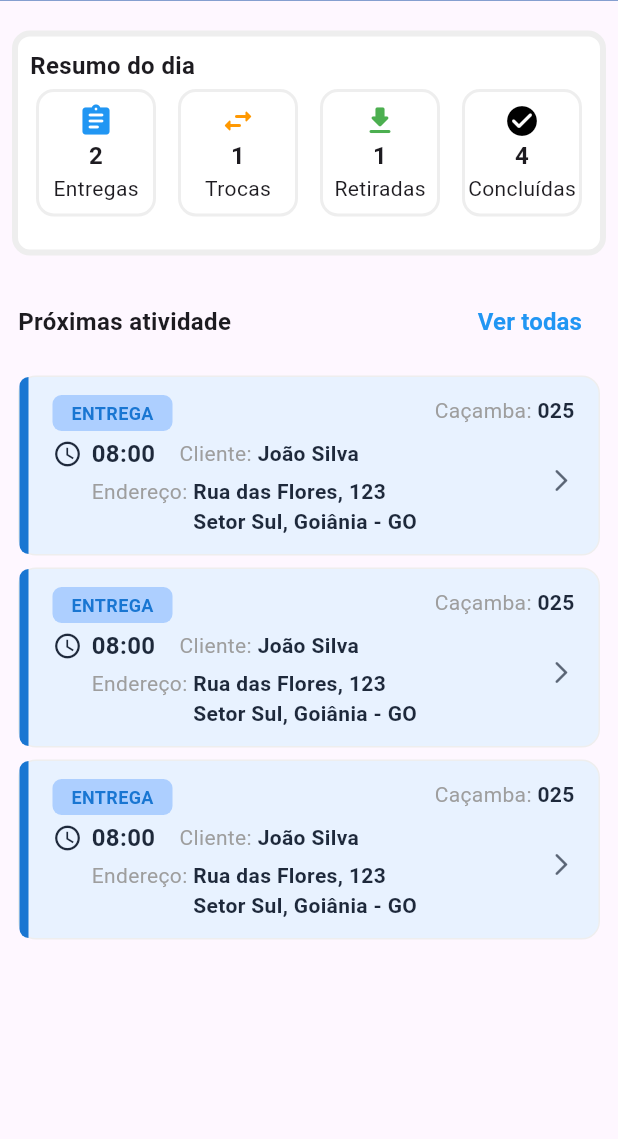
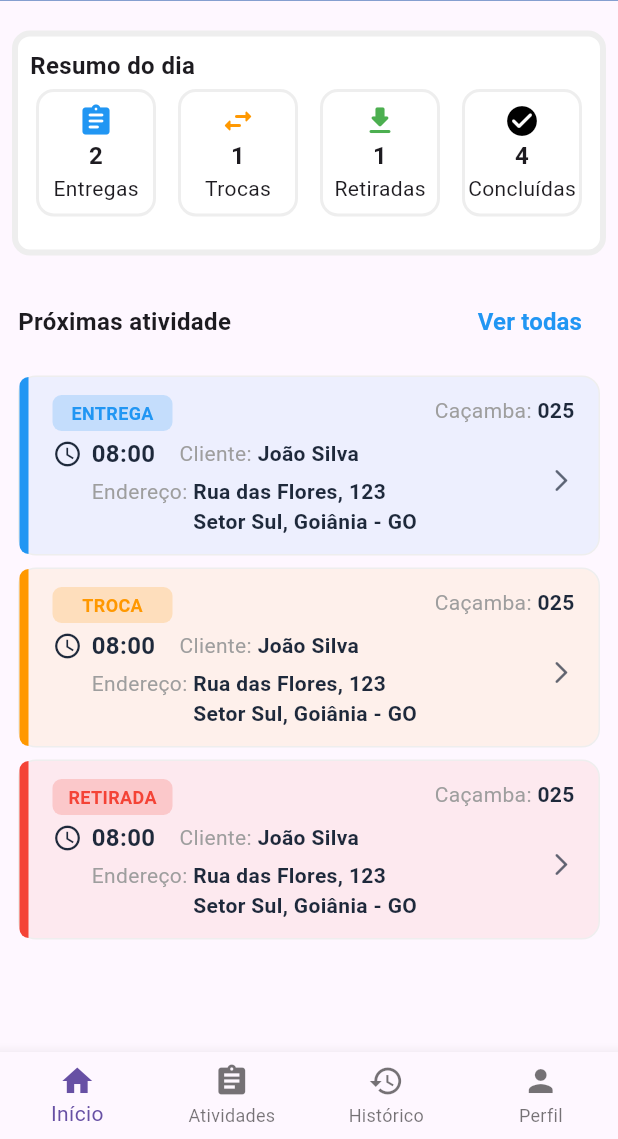
Before and after one commit to GuilhermeSilva7x/Sistema-de-gerenciamento-de-loca-o-de-ca-ambas, a Flutter app: the screen it shows after launch, on a phone screen of 412 x 824 dp, the part 97-1236 px from its top. Run offline on Flutter 3.47's test engine with Material 3 defaults, Android fonts, the phone set to English and light mode, and no system bars.

Commit message:
barra de navegação e cards dinâmico de troca e retirada

```diff
--- a/app_motorista/lib/paginas_principais/homepage.dart
+++ b/app_motorista/lib/paginas_principais/homepage.dart
@@ -1,5 +1,6 @@
 import 'package:app_motorista/subpastas_homepage/atividades.dart';
 import 'package:app_motorista/subpastas_homepage/cabecalho.dart';
+import 'package:app_motorista/subpastas_homepage/paginaDeNavegacao.dart';
 import 'package:app_motorista/subpastas_homepage/resumo.dart';
 import 'package:flutter/material.dart';
 
@@ -14,6 +15,7 @@ class Homepage extends StatelessWidget {
           children: [Cabecalho(), SizedBox(height: 12), Resumo(), Atividades()],
         ),
       ),
+      bottomNavigationBar: Paginadenavegacao(),
     );
   }
 }
--- a/app_motorista/lib/subpastas_homepage/atividades.dart
+++ b/app_motorista/lib/subpastas_homepage/atividades.dart
@@ -33,11 +33,11 @@ class Atividades extends StatelessWidget {
                 ],
               ),
               SizedBox(height: 12),
-              CardsAtividades(),
+              CardsAtividades(atividade: "ENTREGA", cor: Colors.blue),
               SizedBox(height: 8),
-              CardsAtividades(),
+              CardsAtividades(atividade: "TROCA", cor: Colors.orange),
               SizedBox(height: 8),
-              CardsAtividades(),
+              CardsAtividades(atividade: "RETIRADA", cor: Colors.red),
             ],
           ),
         ),
@@ -47,7 +47,14 @@ class Atividades extends StatelessWidget {
 }
 
 class CardsAtividades extends StatelessWidget {
-  const CardsAtividades({super.key});
+  final Color cor;
+  final String atividade;
+
+  const CardsAtividades({
+    super.key,
+    required this.cor,
+    required this.atividade,
+  });
 
   @override
   Widget build(BuildContext context) {
@@ -55,7 +62,7 @@ class CardsAtividades extends StatelessWidget {
       width: double.infinity,
       height: 120,
       decoration: BoxDecoration(
-        color: const Color(0xFFE8F2FF),
+        color: cor.withOpacity(0.08),
         borderRadius: BorderRadius.circular(12),
         border: Border.all(color: Colors.grey[200]!, width: 1),
       ),
@@ -64,8 +71,8 @@ class CardsAtividades extends StatelessWidget {
           Container(
             width: 6,
             height: double.infinity,
-            decoration: const BoxDecoration(
-              color: Color(0xFF1976D2),
+            decoration: BoxDecoration(
+              color: cor,
               borderRadius: BorderRadius.only(
                 topLeft: Radius.circular(12),
                 bottomLeft: Radius.circular(12),
@@ -85,13 +92,13 @@ class CardsAtividades extends StatelessWidget {
                     height: 24,
                     width: 80,
                     decoration: BoxDecoration(
-                      color: const Color(0xFFADCFFF),
+                      color: cor.withOpacity(0.2),
                       borderRadius: BorderRadius.circular(6),
                     ),
-                    child: const Text(
-                      "ENTREGA",
+                    child: Text(
+                      atividade,
                       style: TextStyle(
-                        color: Color(0xFF1976D2),
+                        color: cor,
                         fontWeight: FontWeight.bold,
                         fontSize: 12,
                       ),
--- /dev/null
+++ b/app_motorista/lib/subpastas_homepage/paginaDeNavegacao.dart
@@ -0,0 +1,21 @@
+import 'package:flutter/material.dart';
+
+class Paginadenavegacao extends StatelessWidget {
+  const Paginadenavegacao({super.key});
+
+  @override
+  Widget build(BuildContext context) {
+    return BottomNavigationBar(
+      type: BottomNavigationBarType.fixed,
+      items: const [
+        BottomNavigationBarItem(icon: Icon(Icons.home), label: "Início"),
+        BottomNavigationBarItem(
+          icon: Icon(Icons.assignment),
+          label: "Atividades",
+        ),
+        BottomNavigationBarItem(icon: Icon(Icons.restore), label: "Histórico"),
+        BottomNavigationBarItem(icon: Icon(Icons.person), label: "Perfil"),
+      ],
+    );
+  }
+}
```
